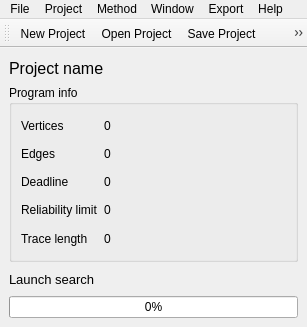
Above: src/SchedulerGUI/Windows/MainWindow.ui from DanielZorin/movepoint before the change. Below: the same form after it.
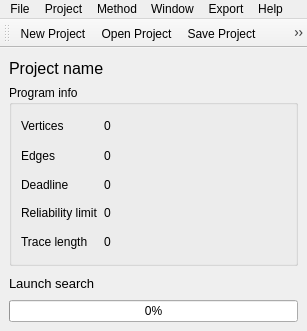
That is the form after the change. Icons and pictures are not drawn.

Diff of the .ui file:
```diff
--- a/src/SchedulerGUI/Windows/MainWindow.ui
+++ b/src/SchedulerGUI/Windows/MainWindow.ui
@@ -1,13 +1,13 @@
 <?xml version="1.0" encoding="UTF-8"?>
 <ui version="4.0">
  <class>MainWindow</class>
- <widget class="QMainWindow" name="MainWindow">
-  <property name="geometry">
+ <widget class="QMainWindow" name="MainWindow" >
+  <property name="geometry" >
    <rect>
     <x>0</x>
     <y>0</y>
     <width>307</width>
-    <height>327</height>
+    <height>331</height>
    </rect>
   </property>
   <property name="sizePolicy">
@@ -33,9 +33,14 @@
 	background-color: transparent;
 }</string>
   </property>
-  <widget class="QWidget" name="centralwidget">
-   <property name="styleSheet">
-    <string notr="true"/>
+  <widget class="QWidget" name="centralwidget" >
+   <property name="geometry" >
+    <rect>
+     <x>0</x>
+     <y>59</y>
+     <width>307</width>
+     <height>272</height>
+    </rect>
    </property>
    <layout class="QVBoxLayout" name="verticalLayout_2">
     <item>
```
Left out of the diff: 494 changed lines with no effect on the pictures.
